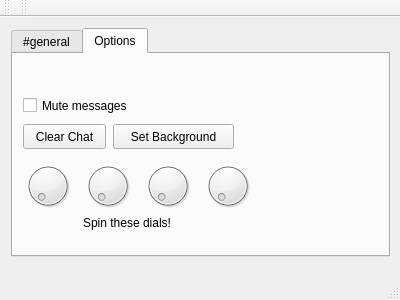
diegob236/cs457-irc-chat, file GUI/mainwindow.ui: the form before one commit.
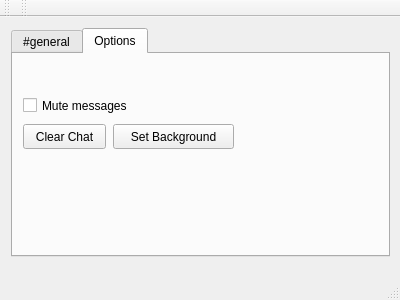
The form after the commit. The open tabs and pages were chosen to show the change.

Commit message: Removed mutexes and fixed user color

Diff of the .ui file:
```diff
--- a/GUI/mainwindow.ui
+++ b/GUI/mainwindow.ui
@@ -113,59 +113,6 @@
           <string>Mute messages</string>
          </property>
         </widget>
-        <widget class="QDial" name="dial">
-         <property name="geometry">
-          <rect>
-           <x>10</x>
-           <y>100</y>
-           <width>50</width>
-           <height>64</height>
-          </rect>
-         </property>
-        </widget>
-        <widget class="QDial" name="dial_2">
-         <property name="geometry">
-          <rect>
-           <x>70</x>
-           <y>100</y>
-           <width>50</width>
-           <height>64</height>
-          </rect>
-         </property>
-        </widget>
-        <widget class="QDial" name="dial_3">
-         <property name="geometry">
-          <rect>
-           <x>130</x>
-           <y>100</y>
-           <width>50</width>
-           <height>64</height>
-          </rect>
-         </property>
-        </widget>
-        <widget class="QDial" name="dial_4">
-         <property name="geometry">
-          <rect>
-           <x>190</x>
-           <y>100</y>
-           <width>50</width>
-           <height>64</height>
-          </rect>
-         </property>
-        </widget>
-        <widget class="QLabel" name="label">
-         <property name="geometry">
-          <rect>
-           <x>70</x>
-           <y>160</y>
-           <width>111</width>
-           <height>17</height>
-          </rect>
-         </property>
-         <property name="text">
-          <string>Spin these dials!</string>
-         </property>
-        </widget>
        </widget>
       </widget>
      </item>
```
The commit also changes 2 other files.
